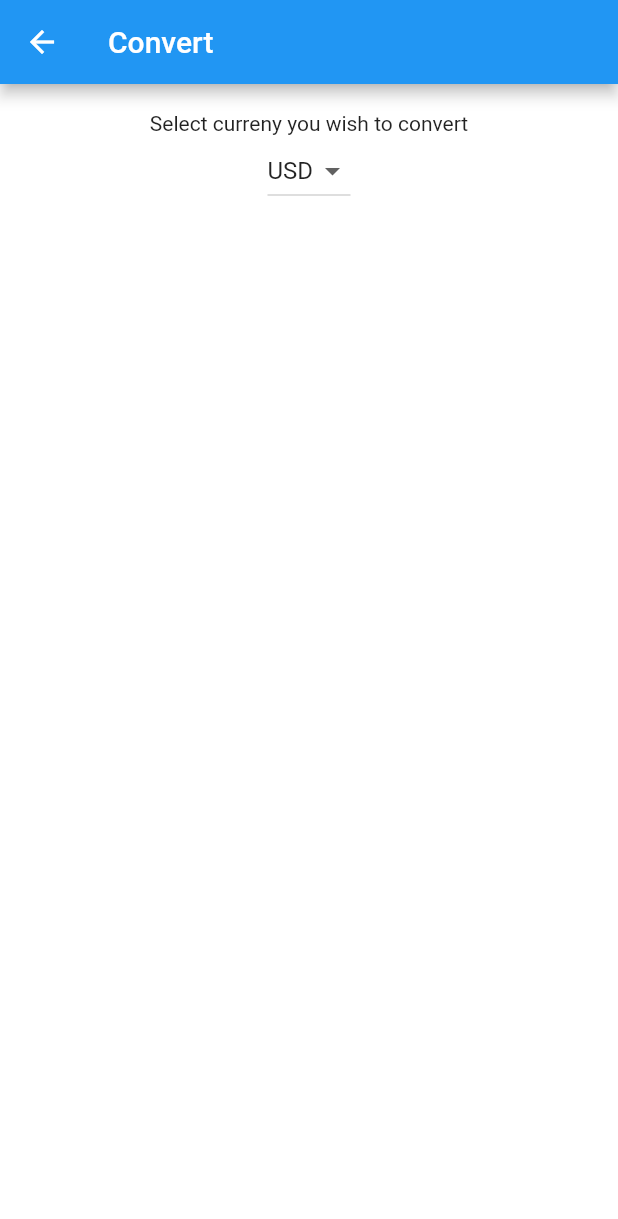
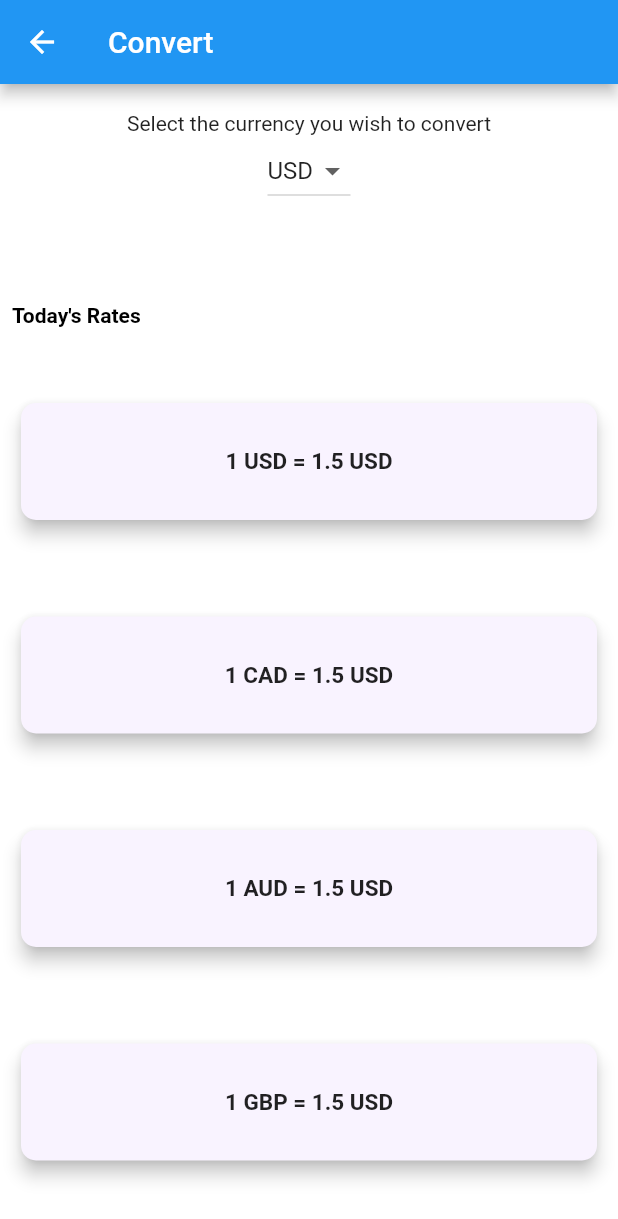
Before and after one commit to Ana-Tran/Currency_Exchange, a Flutter app: the MainScreen screen opened by its route, on a phone screen of 412 x 824 dp. Shown: the top 1219 px of the screen. Run offline on Flutter 3.47's test engine with Material 2 defaults, Android fonts, the phone set to English and light mode, and no system bars.

Commit message:
Update main exchange rates card
added main screen exchange rates card
created new custom widgets for card
created new custom container for dropdown menu
added new list of currency string text for card

```diff
--- a/lib/constants.dart
+++ b/lib/constants.dart
@@ -1,7 +1,6 @@
 import 'package:flutter/material.dart';
 
 const kMainPageColor = Color.fromARGB(255, 158, 179, 170);
-const kMainTitleColor = Color.fromARGB(255, 218, 160, 178);
 const kSizedBoxH10 = 10.0;
 const kHomePageTextStyle = TextStyle(
     color: Colors.black,
@@ -16,3 +15,9 @@ const kHomePageSmallTextStyle = TextStyle(
 const kHomeScreenSizedBox = SizedBox(
   height: kSizedBoxH10,
 );
+
+const kMainScreenTxtStyle =
+    TextStyle(color: Colors.black, fontWeight: FontWeight.bold);
+
+const kMainCardTxtStyle =
+    TextStyle(fontSize: 15.0, fontWeight: FontWeight.bold);
--- a/lib/currency_data.dart
+++ b/lib/currency_data.dart
@@ -9,3 +9,5 @@ const List<String> currencyList = [
   'CHF',
   'SGD'
 ];
+
+const List<String> currencyCardList = ['USD', 'CAD', 'AUD', 'GBP'];
--- /dev/null
+++ b/lib/custom_widgets/custom_card.dart
@@ -0,0 +1,37 @@
+import 'package:flutter/material.dart';
+import 'package:currency_exchange/constants.dart';
+
+class CustomCard extends StatelessWidget {
+  const CustomCard({
+    super.key,
+    required this.value,
+    required this.selectedCurrency,
+    required this.currencyText,
+  });
+
+  final String value;
+  final String currencyText;
+  final String selectedCurrency;
+
+  @override
+  Widget build(BuildContext context) {
+    return Padding(
+      padding: const EdgeInsets.all(10.0),
+      child: Card(
+        elevation: 5.0,
+        shape: RoundedRectangleBorder(
+          borderRadius: BorderRadius.circular(10.0),
+        ),
+        color: Color.fromARGB(255, 249, 243, 255),
+        child: Padding(
+          padding: EdgeInsets.symmetric(vertical: 30.0, horizontal: 20.0),
+          child: Text(
+            '1 $currencyText = $value $selectedCurrency',
+            style: kMainCardTxtStyle,
+            textAlign: TextAlign.center,
+          ),
+        ),
+      ),
+    );
+  }
+}
--- a/lib/custom_widgets/custom_container.dart
+++ b/lib/custom_widgets/custom_container.dart
@@ -9,7 +9,7 @@ Container buildContainer(DropdownButton dropdownWidget) {
     child: Column(
       mainAxisAlignment: MainAxisAlignment.center,
       children: [
-        const Text('Select curreny you wish to convert'),
+        const Text('Select the currency you wish to convert'),
         dropdownWidget,
       ],
     ),
--- a/lib/screens/mainscreen.dart
+++ b/lib/screens/mainscreen.dart
@@ -1,6 +1,8 @@
 import 'package:flutter/material.dart';
 import 'package:currency_exchange/currency_data.dart';
 import 'package:currency_exchange/custom_widgets/custom_container.dart';
+import 'package:currency_exchange/constants.dart';
+import 'package:currency_exchange/custom_widgets/custom_card.dart';
 
 class MainScreen extends StatefulWidget {
   const MainScreen({Key? key}) : super(key: key);
@@ -16,7 +18,7 @@ class _MainScreenState extends State<MainScreen> {
   DropdownButton createDropDown() {
     List<DropdownMenuItem<String>> menuItems = [];
     for (String currency in currencyList) {
-      var newItems = DropdownMenuItem(child: Text(currency), value: currency);
+      var newItems = DropdownMenuItem(value: currency, child: Text(currency));
       menuItems.add(newItems);
     }
     return DropdownButton<String>(
@@ -29,6 +31,19 @@ class _MainScreenState extends State<MainScreen> {
         });
   }
 
+  List<CustomCard> createCards() {
+    List<CustomCard> newCards = [];
+    for (String cardList in currencyCardList) {
+      newCards.add(
+        CustomCard(
+            value: '1.5',
+            selectedCurrency: selectedCurrency,
+            currencyText: cardList),
+      );
+    }
+    return newCards;
+  }
+
   @override
   Widget build(BuildContext context) {
     return Scaffold(
@@ -37,10 +52,24 @@ class _MainScreenState extends State<MainScreen> {
         title: const Text('Convert'),
       ),
       body: Column(
-        mainAxisAlignment: MainAxisAlignment.spaceBetween,
-        // crossAxisAlignment: CrossAxisAlignment.center,
         children: [
           buildContainer(createDropDown()),
+          Expanded(
+            child: Column(
+              mainAxisAlignment: MainAxisAlignment.spaceEvenly,
+              crossAxisAlignment: CrossAxisAlignment.stretch,
+              children: [
+                Padding(
+                  padding: EdgeInsets.only(left: 8.0, top: 10.0),
+                  child: Text(
+                    'Today\'s Rates',
+                    style: kMainScreenTxtStyle,
+                  ),
+                ),
+                ...createCards(),
+              ],
+            ),
+          ),
         ],
       ),
     );
```
